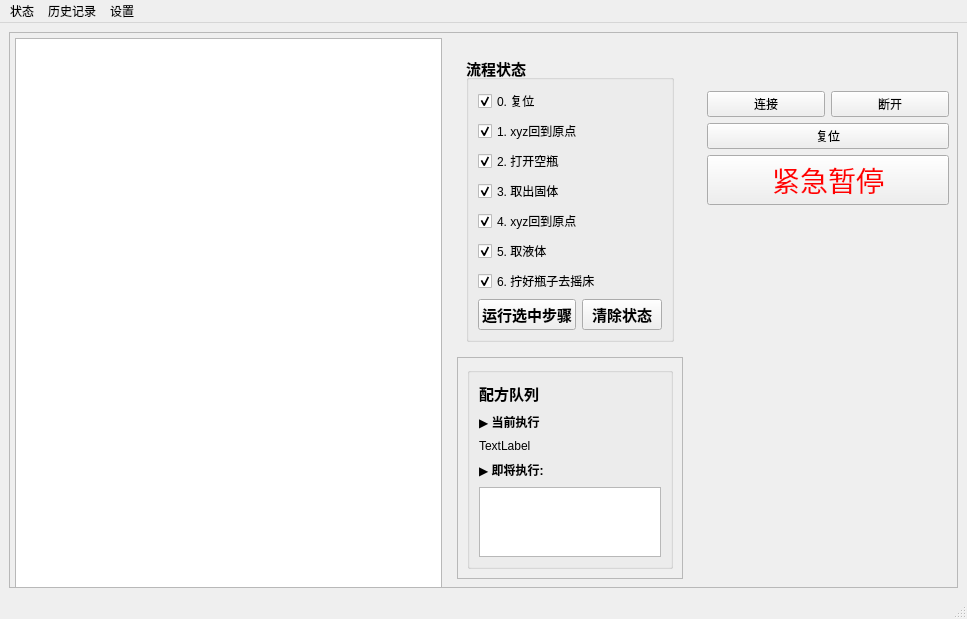
Before: the Qt Designer form mainwindow.ui in LightningFlashEvE/high-throughput-perovskite-medication-system, drawn with Qt 5.
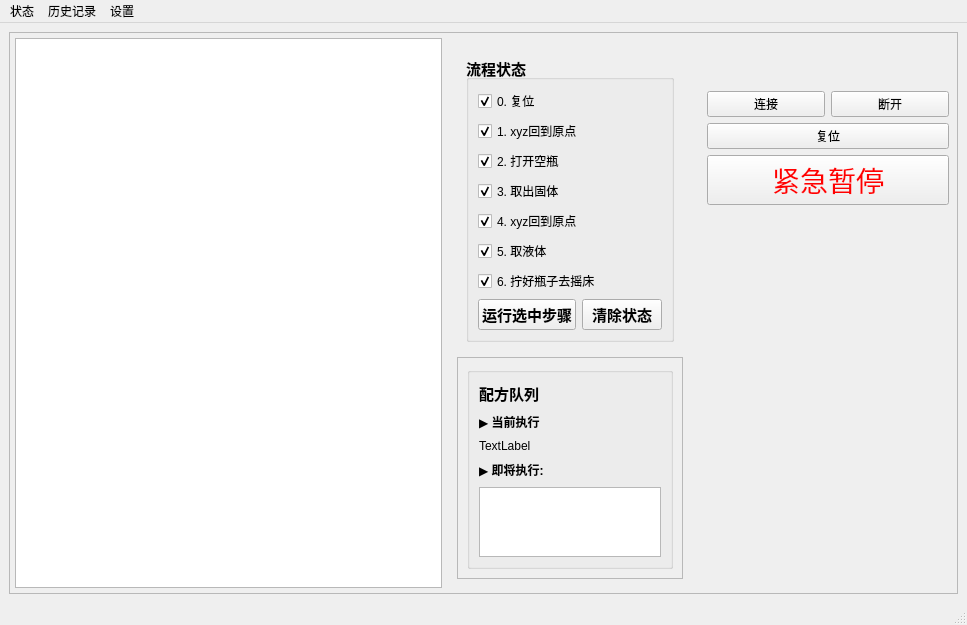
After: the same form once the commit is applied. Icons and pictures are not drawn.

Commit message: 260408:细节方面的更新，更改边距和定时器的触发时间

The edit to the form file:
```diff
--- a/mainwindow.ui
+++ b/mainwindow.ui
@@ -37,6 +37,9 @@
      <layout class="QHBoxLayout" name="horizontalLayout_2" stretch="4,1">
       <item>
        <layout class="QHBoxLayout" name="horizontalLayout" stretch="4,2">
+        <property name="bottomMargin">
+         <number>6</number>
+        </property>
         <item>
          <widget class="QGraphicsView" name="graphicsView"/>
         </item>
```
Left out of the diff: 15 changed lines with no effect on the pictures. The commit also changes 1 other file.
